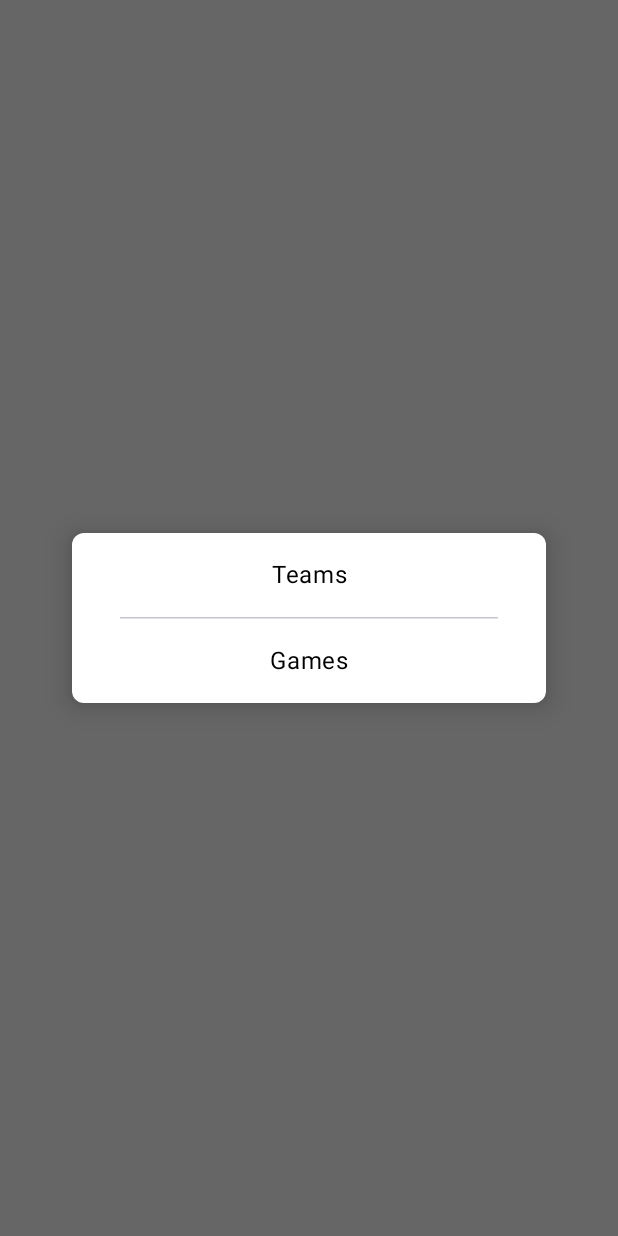
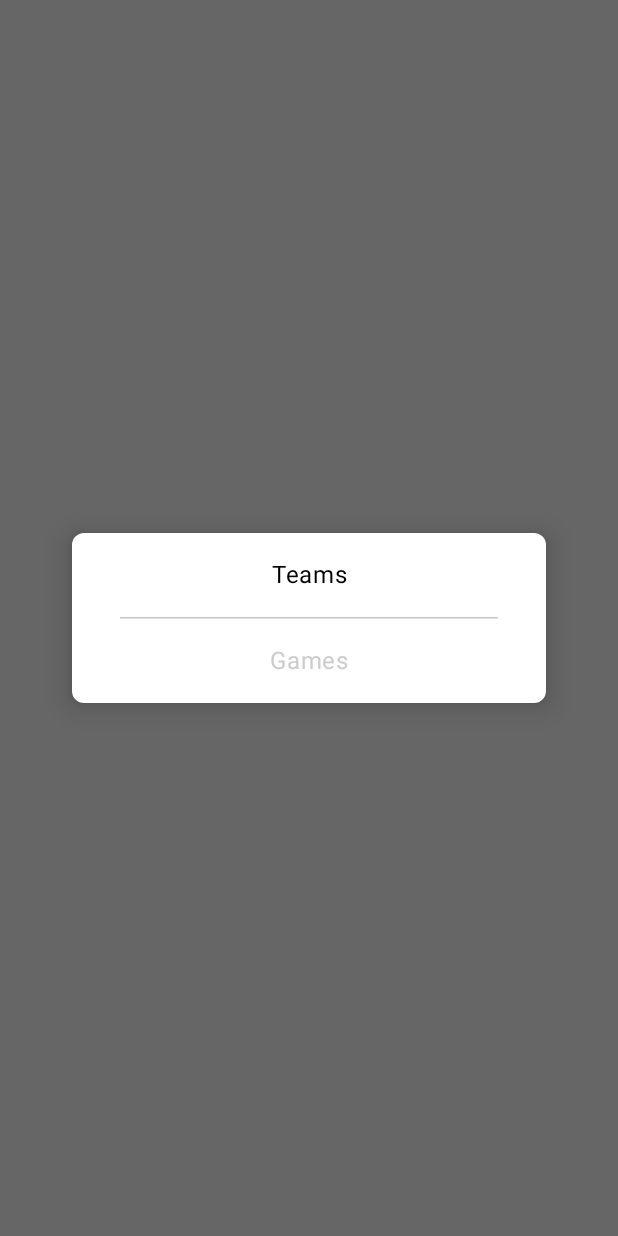
Before and after one commit to Robilko/BasketSnap, an Android app built with Jetpack Compose: the composable SeasonDialog shown on its own in the app's theme, on a phone screen of 412 x 824 dp. Run offline under Robolectric (Android 15) with nearby library versions, the phone set to English and light mode, and no system bars; network calls fail; pictures from the network do not load.

Commit message:
Правки

```diff
--- a/feature/league_details/src/main/java/ru/robilko/league_details/presentation/LeagueDetailsRoute.kt
+++ b/feature/league_details/src/main/java/ru/robilko/league_details/presentation/LeagueDetailsRoute.kt
@@ -27,6 +27,7 @@ import androidx.compose.runtime.Composable
 import androidx.compose.runtime.LaunchedEffect
 import androidx.compose.ui.Alignment
 import androidx.compose.ui.Modifier
+import androidx.compose.ui.graphics.Color
 import androidx.compose.ui.platform.LocalContext
 import androidx.compose.ui.res.stringResource
 import androidx.compose.ui.text.TextStyle
@@ -104,7 +105,7 @@ private fun LeagueDetailsScreen(
                         },
                         onGamesClick = {
                             onEvent(LeagueDetailsUiEvent.DismissSeasonDialog)
-                            // todo navigateToGames
+                            //todo add games navigation
                         }
                     )
                 }
@@ -251,9 +252,9 @@ private fun SeasonDialog(
                 AppText(
                     text = stringResource(id = R.string.games_dialog_title),
                     textAlign = TextAlign.Center,
-                    modifier = Modifier
-                        .fillMaxWidth()
-                        .bounceClick { onGamesClick() }
+                    modifier = Modifier.fillMaxWidth(),
+//                        .bounceClick { onGamesClick() } //todo add games
+                    color = Color.LightGray,
                 )
             }
         }
--- a/feature/team_details/src/main/res/values/strings.xml
+++ b/feature/team_details/src/main/res/values/strings.xml
@@ -14,6 +14,6 @@
     <string name="average_cell_title">Average</string>
     <string name="points_against_header_title">Points against</string>
     <string name="total_cell_title">Total</string>
-    <string name="the_team_has_not_played_this_season_yet">The team has not played this season yet</string>
+    <string name="the_team_has_not_played_this_season_yet">The team has not played this season</string>
     <string name="seasons_selectable_title">Choose a season</string>
 </resources>
```
Also changed, not shown: feature/team_details/src/main/java/ru/robilko/team_details/presentation/TeamDetailsRoute.kt (+6 -2 lines), feature/team_details/src/main/java/ru/robilko/team_details/presentation/TeamDetailsViewModel.kt (+13 -3 lines), 1 other file.
